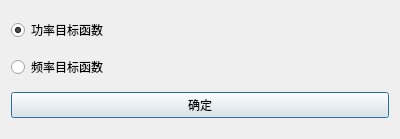
Before: the Qt Designer form src/SmartContorl/DialogTargetSelect.ui in BeQuiet1228/FreeCAD, drawn with Qt 5.
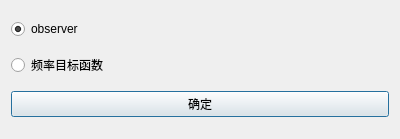
After: the same form once the commit is applied.

What changed in the file:
```diff
--- a/src/SmartContorl/DialogTargetSelect.ui
+++ b/src/SmartContorl/DialogTargetSelect.ui
@@ -17,7 +17,7 @@
    <item>
     <widget class="QRadioButton" name="radioButton">
      <property name="text">
-      <string>功率目标函数</string>
+      <string>observer</string>
      </property>
      <property name="checked">
       <bool>true</bool>
```
